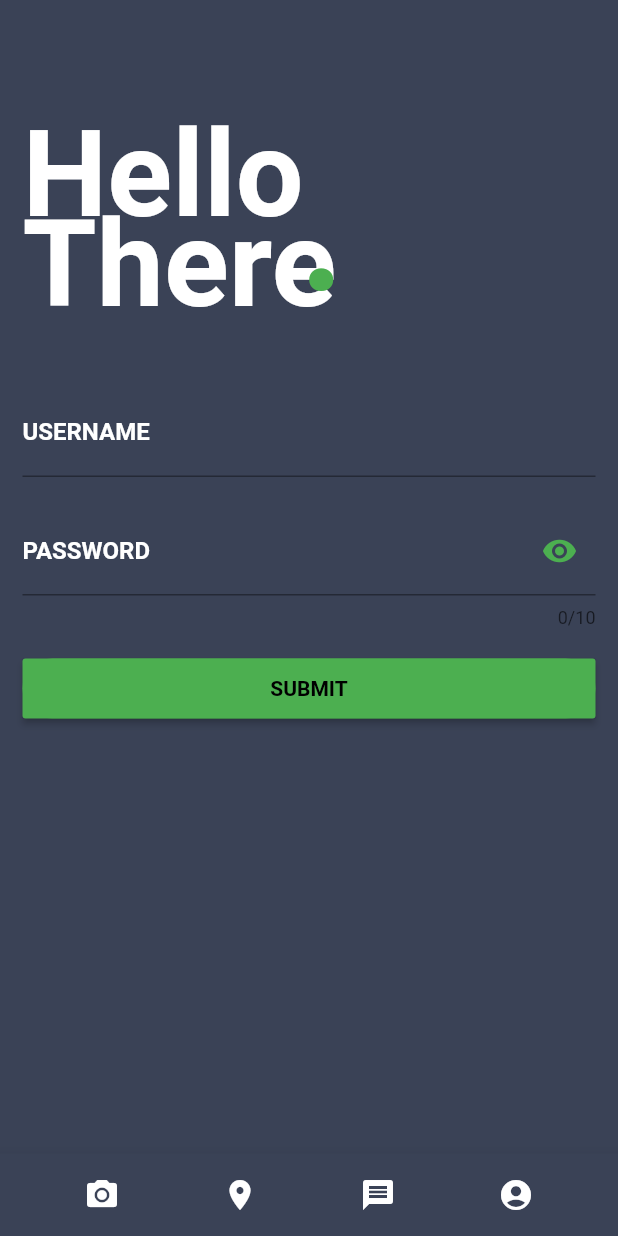
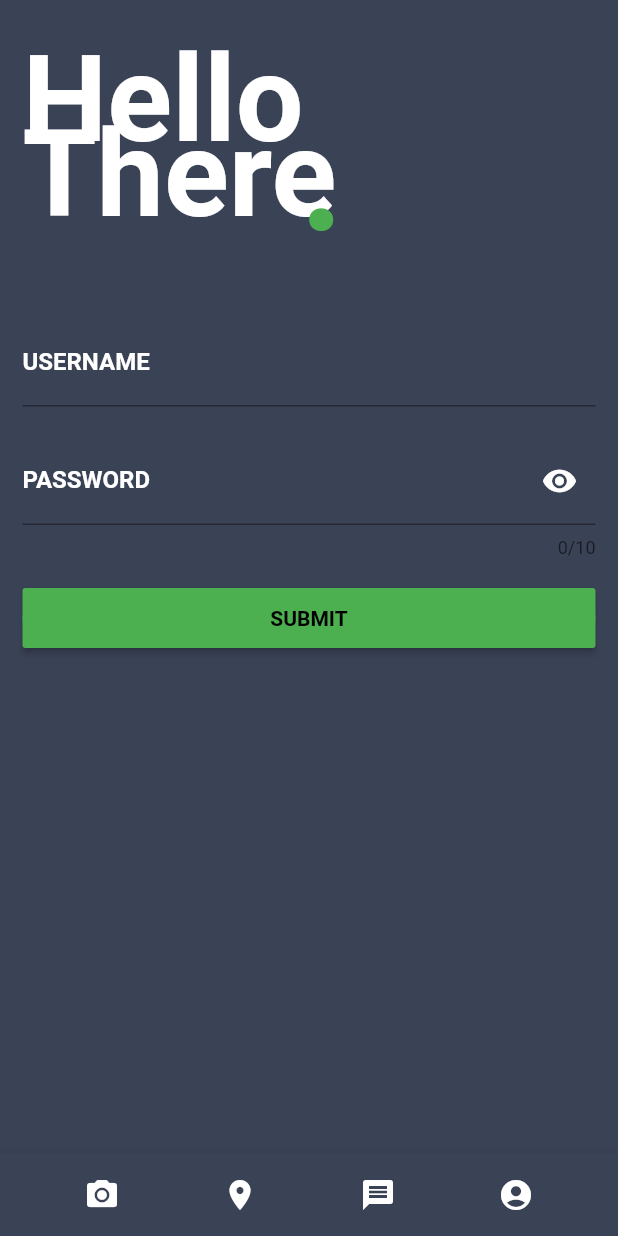
Before and after one commit to labohkip81/Emergency_response_system, a Flutter app: the screen it shows after launch, scrolled down 226 dp, after a tap on the "account circle" icon, on a phone screen of 412 x 824 dp. Run offline on Flutter 3.47's test engine with Material 2 defaults, Android fonts, the phone set to English and light mode, and no system bars; our stand-ins replace image_picker, share, sqflite; missing offline and left inert: flutter_sms, flutter_webview_plugin; accounts and stored records are empty; Roboto replaces fonts that are missing (Raleway).

Commit message:
am done with login and its validation

```diff
--- a/lib/login.dart
+++ b/lib/login.dart
@@ -138,7 +138,7 @@ final makeBottom = Container(
               children: <Widget>[
                 Container(
                   padding: EdgeInsets.only(
-                    top: 70.0,
+                    top: 20.0,
                     left: 15.0,
 
                   ),
@@ -148,7 +148,7 @@ final makeBottom = Container(
                 ),
                 Container(
                   padding: EdgeInsets.only(
-                    top: 130.0,
+                    top: 70.0,
                     left: 15.0,
                   ),
                   child: Text('There',
@@ -157,7 +157,7 @@ final makeBottom = Container(
                 ),
                 Container(
                   padding: EdgeInsets.only(
-                    top: 100.0,
+                    top: 60.0,
                     left: 200.0,
                   ),
                   child: Text('.',
@@ -178,15 +178,16 @@ final makeBottom = Container(
               children: <Widget>[
 
                 TextFormField(
+
                   validator: (String arg){
                     if (arg.length < 3)
                       return 'Name must be more than two letters';
                     else
                       return null;
                   },
+                  cursorColor: Colors.green,
                   maxLines: 1,
                   onSaved: (val)=>_username =val,
-                  keyboardType: TextInputType.emailAddress,
                   autofocus: false,
                   decoration: InputDecoration(
                     labelText: 'USERNAME',
@@ -201,6 +202,8 @@ final makeBottom = Container(
                   height: 20.0,
                 ),
                 TextFormField(
+                  textInputAction: TextInputAction.done,
+                  cursorColor: Colors.green,
                   onSaved: (val) => this._password = val,
                   obscureText: _obscureText,
                   // onSaved: (val)=>_password =val,
@@ -211,7 +214,7 @@ final makeBottom = Container(
                   decoration: InputDecoration(
                     suffixIcon:IconButton(
                       onPressed: _toggle,
-                      color: Colors.green,
+                      color: Colors.white,
                       icon: Icon(Icons.remove_red_eye),
                     ),
                     labelText: 'PASSWORD',
```
